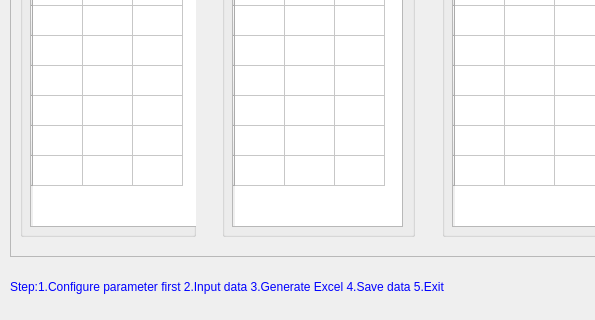
First picture: the form in source/tvercomp/ui/tvercomp.ui, repository flimmy78/qtverify, before the edit; both pictures show x 0 to 595 and y 444 to 764 of the 1354 by 764 pixel window.
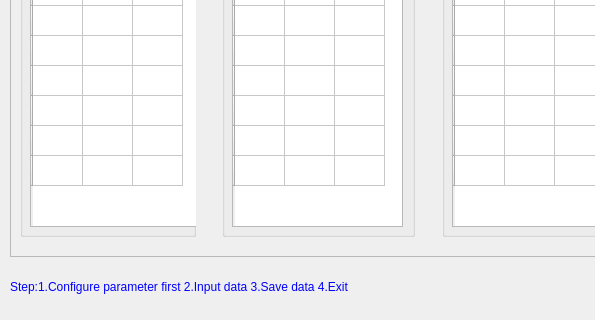
Second picture: the form after the edit. Icons and pictures are not drawn.

Diff of the .ui file:
```diff
--- a/source/tvercomp/ui/tvercomp.ui
+++ b/source/tvercomp/ui/tvercomp.ui
@@ -41,7 +41,7 @@
     <item>
      <widget class="QLabel" name="label_27">
       <property name="text">
-       <string>&lt;html&gt;&lt;head/&gt;&lt;body&gt;&lt;p&gt;&lt;span style=&quot; color:#0000ff;&quot;&gt;Step:1.Configure parameter first 2.Input data 3.Generate Excel 4.Save data 5.Exit&lt;/span&gt;&lt;/p&gt;&lt;/body&gt;&lt;/html&gt;</string>
+       <string>&lt;html&gt;&lt;head/&gt;&lt;body&gt;&lt;p&gt;&lt;span style=&quot; color:#0000ff;&quot;&gt;Step:1.Configure parameter first 2.Input data 3.Save data 4.Exit&lt;/span&gt;&lt;/p&gt;&lt;/body&gt;&lt;/html&gt;</string>
       </property>
      </widget>
     </item>
@@ -147,7 +147,7 @@
    </property>
    <layout class="QVBoxLayout" name="verticalLayout_2"/>
   </widget>
-  <widget class="QWidget" name="">
+  <widget class="QWidget" name="layoutWidget">
    <property name="geometry">
     <rect>
      <x>0</x>
@@ -158,7 +158,7 @@
    </property>
    <layout class="QVBoxLayout" name="verticalLayout_3"/>
   </widget>
-  <widget class="QWidget" name="">
+  <widget class="QWidget" name="layoutWidget">
    <property name="geometry">
     <rect>
      <x>0</x>
@@ -169,7 +169,7 @@
    </property>
    <layout class="QVBoxLayout" name="verticalLayout_4"/>
   </widget>
-  <widget class="QWidget" name="">
+  <widget class="QWidget" name="layoutWidget">
    <property name="geometry">
     <rect>
      <x>10</x>
```
Left out of the diff: 2 changed lines with no effect on the pictures.
